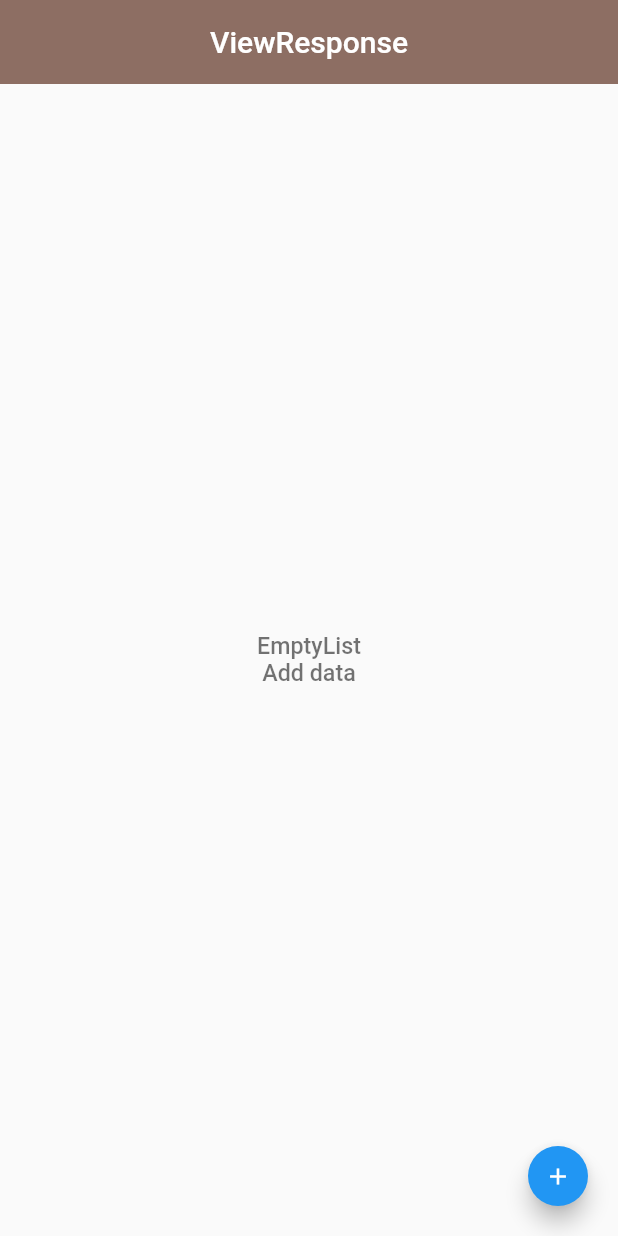
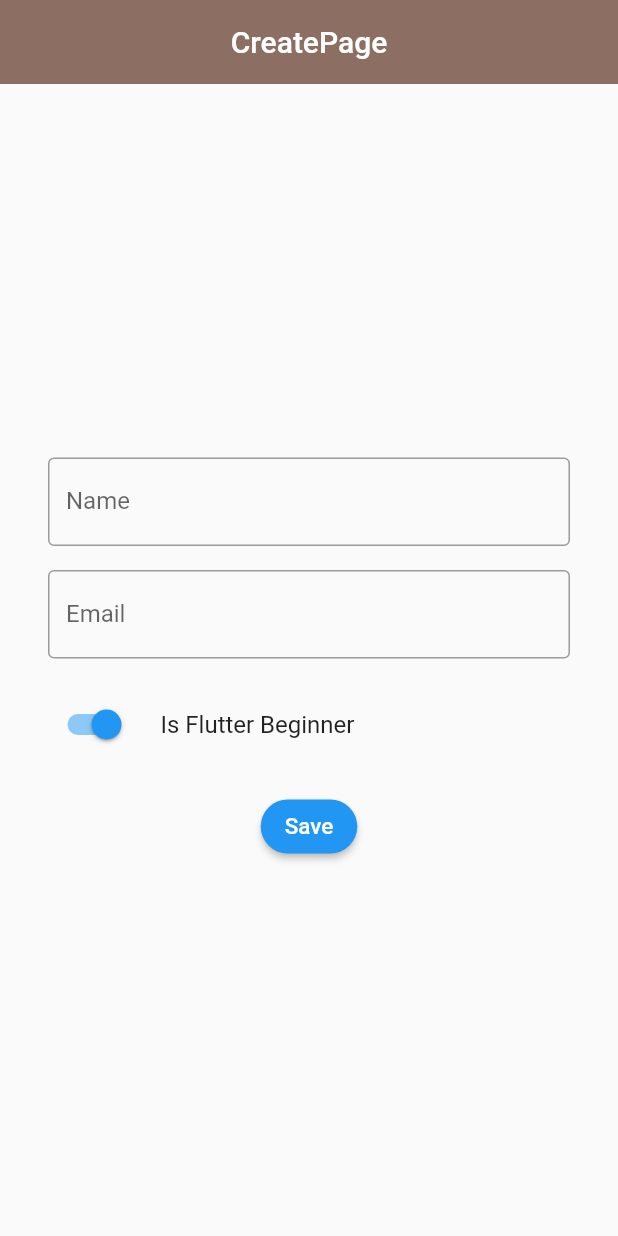
Before and after one commit to sahil078078/FlutterExplore, a Flutter app: the screen it shows after launch, on a phone screen of 412 x 824 dp. Run offline on Flutter 3.47's test engine with Material 2 defaults, Android fonts, the phone set to English and light mode, and no system bars; our stand-ins replace cached_network_image, video_player; missing offline and left inert: feature_discovery, gsheets; project files that could hold a hidden picture were left out; key blocks and very long unbroken strings in the code were emptied for the run.

Commit message:
Create User in Google Sheet Done

```diff
--- a/lib/GoogleSheetWithCredential/Models/user.dart
+++ b/lib/GoogleSheetWithCredential/Models/user.dart
@@ -6,3 +6,41 @@ class UserFields {
 
   static List<String> getFields() => [id, name, email, isBeginner];
 }
+
+class User {
+  final int? id;
+  final String name, email;
+  final bool isBeginner;
+
+  User({
+    this.id,
+    required this.name,
+    required this.email,
+    required this.isBeginner,
+  });
+
+  factory User.fromJson(Map<String, dynamic> json) => User(
+        id: json[UserFields.id],
+        name: json[UserFields.name],
+        email: json[UserFields.email],
+        isBeginner: json[UserFields.isBeginner],
+      );
+  Map<String, dynamic> toJson() => {
+        UserFields.id: id,
+        UserFields.name: name,
+        UserFields.email: email,
+        UserFields.isBeginner: isBeginner,
+      };
+  User copy({
+    int? id,
+    String? name,
+    String? email,
+    bool? isBeginner,
+  }) =>
+      User(
+        id: id,
+        name: name ?? this.name,
+        email: email ?? this.email,
+        isBeginner: isBeginner ?? this.isBeginner,
+      );
+}
--- /dev/null
+++ b/lib/GoogleSheetWithCredential/Pages/create_sheet_page.dart
@@ -0,0 +1,34 @@
+import 'package:flutter/material.dart';
+import 'package:flutter_explore/GoogleSheetWithCredential/Models/user.dart';
+import 'package:flutter_explore/GoogleSheetWithCredential/Widgets/user_form_widget.dart';
+import 'package:flutter_explore/GoogleSheetWithCredential/users_sheets_api.dart';
+
+import '../Widgets/button_widgets.dart';
+
+class CreateSheetPage extends StatelessWidget {
+  const CreateSheetPage({super.key});
+
+  @override
+  Widget build(BuildContext context) {
+    return Scaffold(
+      appBar: AppBar(
+        title: const Text("CreatePage"),
+      ),
+      body: Container(
+        alignment: Alignment.center,
+        padding: const EdgeInsets.all(32),
+        child: UserFromWidget(
+          onSaveUser: (user) async {
+            // final id = await UserSheetsAPI.getRowCount() + 1;
+            // final newUser = user.copy(id: id);
+            for (int i = 0; i < 10000; i++) {
+              final id = await UserSheetsAPI.getRowCount() + 1;
+              final newUser = user.copy(id: id);
+              await UserSheetsAPI.insert([newUser.toJson()]);
+            }
+          },
+        ),
+      ),
+    );
+  }
+}
--- /dev/null
+++ b/lib/GoogleSheetWithCredential/Widgets/button_widgets.dart
@@ -0,0 +1,29 @@
+import 'package:flutter/material.dart';
+
+
+class ButtonWidget extends StatelessWidget {
+  final String text;
+  final VoidCallback onClick;
+  const ButtonWidget({
+    super.key,
+    required this.text,
+    required this.onClick,
+  });
+
+  @override
+  Widget build(BuildContext context) {
+    return ElevatedButton(
+      style: ElevatedButton.styleFrom(
+        shape: const StadiumBorder(),
+        maximumSize: const Size.fromHeight(50),
+      ),
+      onPressed: onClick,
+      child: FittedBox(
+        child: Text(
+          text,
+          style: const TextStyle(fontSize: 15, color: Colors.white),
+        ),
+      ),
+    );
+  }
+}
--- /dev/null
+++ b/lib/GoogleSheetWithCredential/Widgets/user_form_widget.dart
@@ -0,0 +1,77 @@
+import 'package:flutter/material.dart';
+import 'package:flutter_explore/GoogleSheetWithCredential/Models/user.dart';
+import 'package:flutter_explore/GoogleSheetWithCredential/Widgets/button_widgets.dart';
+
+class UserFromWidget extends StatefulWidget {
+  final ValueChanged<User> onSaveUser;
+  const UserFromWidget({super.key, required this.onSaveUser});
+
+  @override
+  State<UserFromWidget> createState() => _UserFromWidgetState();
+}
+
+class _UserFromWidgetState extends State<UserFromWidget> {
+  final formKey = GlobalKey<FormState>();
+  final nameController = TextEditingController();
+  final emailController = TextEditingController();
+  bool isBeginner = true;
+  @override
+  Widget build(BuildContext context) => Form(
+        key: formKey,
+        child: Column(
+          mainAxisSize: MainAxisSize.min,
+          children: [
+            buildName(),
+            const SizedBox(height: 16),
+            buildEmail(),
+            const SizedBox(height: 16),
+            buildFlutterBeginner(),
+            const SizedBox(height: 16),
+            submitButton(),
+          ],
+        ),
+      );
+
+  Widget buildName() => TextFormField(
+        controller: nameController,
+        decoration: const InputDecoration(
+          labelText: "Name",
+          border: OutlineInputBorder(),
+        ),
+        validator: (name) =>
+            name != null && name.trim().isNotEmpty ? null : "Please enter name",
+      );
+  Widget buildEmail() => TextFormField(
+        controller: emailController,
+        decoration: const InputDecoration(
+          labelText: "Email",
+          border: OutlineInputBorder(),
+        ),
+        validator: (mail) => mail != null && mail.trim().isNotEmpty
+            ? null
+            : "Please enter email",
+      );
+  Widget buildFlutterBeginner() => SwitchListTile(
+        value: isBeginner,
+        title: const Text("Is Flutter Beginner"),
+        contentPadding: EdgeInsets.zero,
+        controlAffinity: ListTileControlAffinity.leading,
+        onChanged: (_) => setState(() => isBeginner = _),
+      );
+
+  Widget submitButton() => ButtonWidget(
+        text: "Save",
+        onClick: () async {
+          if (formKey.currentState != null &&
+              formKey.currentState!.validate()) {
+            final user = User(
+              name: nameController.text.trim(),
+              email: emailController.text.trim(),
+              isBeginner: isBeginner,
+            );
+
+            widget.onSaveUser(user);
+          }
+        },
+      );
+}
--- a/lib/GoogleSheetWithCredential/users_sheets_api.dart
+++ b/lib/GoogleSheetWithCredential/users_sheets_api.dart
@@ -49,4 +49,17 @@ class UserSheetsAPI {
       return spreadsheet.worksheetByTitle(title)!;
     }
   }
+
+  static Future<int> getRowCount() async {
+    if (_userSheet == null) return 0;
+    final lastRow = await _userSheet?.values.lastRow();
+    return int.tryParse(lastRow?.first ?? "0") ?? 0;
+  }
+
+  static Future<bool> insert(
+    List<Map<String, dynamic>> rowList,
+  ) async {
+    if (_userSheet == null) return false;
+    return await _userSheet?.values.map.appendRows(rowList) ?? false;
+  }
 }
--- a/lib/main.dart
+++ b/lib/main.dart
@@ -1,5 +1,6 @@
 import 'package:flutter/material.dart';
 import 'package:flutter/services.dart';
+import 'package:flutter_explore/GoogleSheetWithCredential/Pages/create_sheet_page.dart';
 
 import 'GoogleSheet1Basic/sheet1_view_response.dart';
 import 'GoogleSheetWithCredential/users_sheets_api.dart';
@@ -47,7 +48,7 @@ class StartingPoint extends StatelessWidget {
           backgroundColor: Colors.brown.shade400,
         ),
       ),
-      home: const Sheet1ViewResponse(),
+      home: const CreateSheetPage(),
     );
   }
 }
```
Also changed, not shown: 1 other file.
